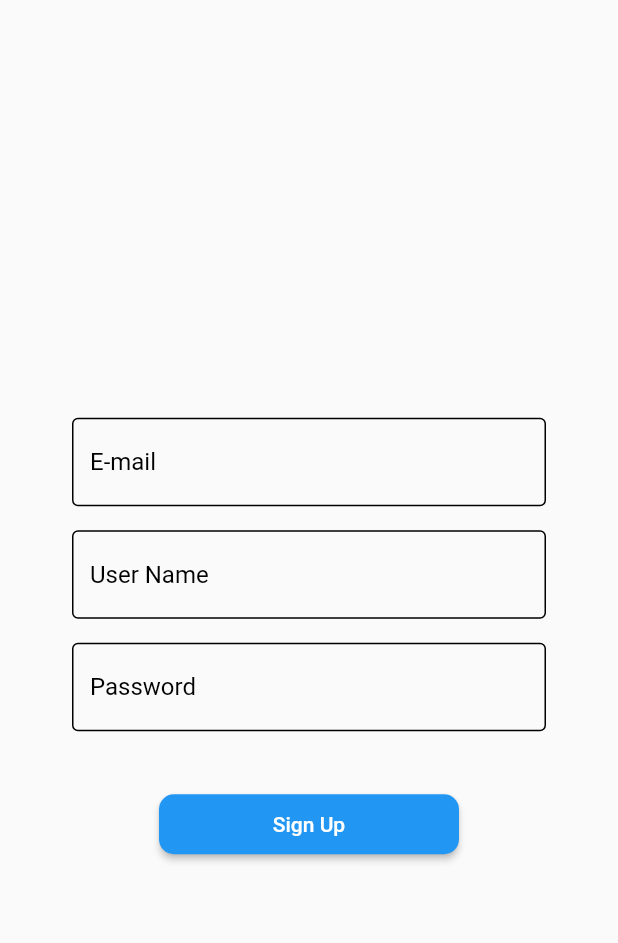
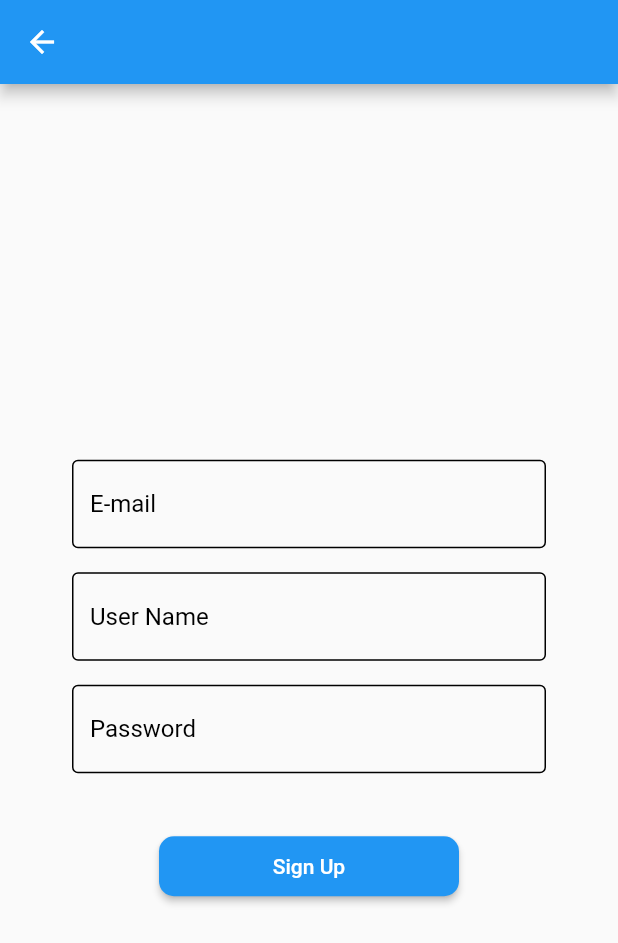
Before and after one commit to Nizar-Sweiss/Semi-Final-Lab, a Flutter app: the screen it shows after launch, after a tap on "Sign-up", on a phone screen of 412 x 824 dp. Shown: the top 943 px of the screen. Run offline on Flutter 3.47's test engine with Material 2 defaults, Android fonts, the phone set to English and light mode, and no system bars; our stand-ins replace carousel_slider, cloud_firestore, firebase_auth, firebase_core, google_sign_in; accounts and stored records are empty; network calls fail.

```diff
--- a/ltuc_portal/lib/Screens/signup_screen.dart
+++ b/ltuc_portal/lib/Screens/signup_screen.dart
@@ -1,10 +1,6 @@
 import 'package:flutter/material.dart';
 import 'package:firebase_auth/firebase_auth.dart';
 import 'package:ltuc_portal/Widgets/widgets.dart';
-import 'package:ltuc_portal/screens/screens.dart';
-import 'package:google_sign_in/google_sign_in.dart';
-import 'package:ltuc_portal/utility/google_provider.dart';
-import 'package:provider/provider.dart';
 
 class SignUpScreen extends StatefulWidget {
   const SignUpScreen({super.key});
@@ -21,6 +17,7 @@ class _SignUpScreenState extends State<SignUpScreen> {
   @override
   Widget build(BuildContext context) {
     return Scaffold(
+      appBar: AppBar(),
       body: Center(
         child: SingleChildScrollView(
           child: Column(
@@ -72,7 +69,7 @@ class _SignUpScreenState extends State<SignUpScreen> {
         email: emailController.text,
         password: passwordController.text,
       );
-      Navigator.pop(context);
+
       ScaffoldMessenger.of(context).showSnackBar(
         const SnackBar(
           backgroundColor: Colors.green,
--- a/ltuc_portal/lib/Widgets/default_text_field.dart
+++ b/ltuc_portal/lib/Widgets/default_text_field.dart
@@ -34,7 +34,6 @@ class _DefaultFormFieldState extends State<DefaultFormField> {
           hintStyle: const TextStyle(
             color: Color.fromARGB(255, 0, 0, 0),
           ),
-          border: const OutlineInputBorder(),
         ),
       ),
     );
```
